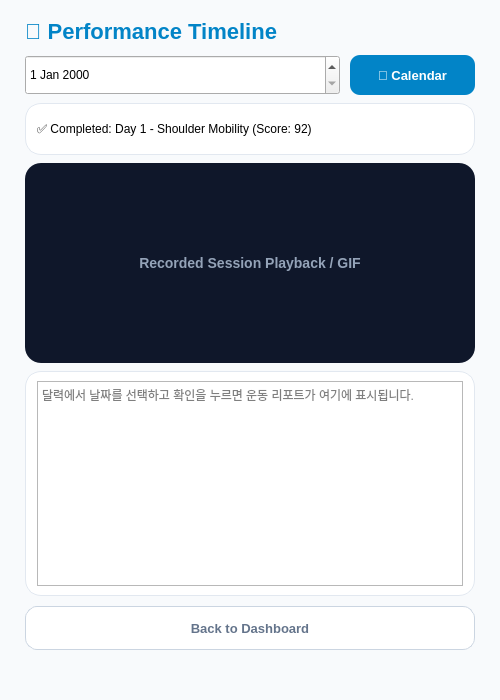
The window that GUI/FitHelper/history_detail.ui (sesac-robotics/aiot_repo_2) describes before a commit, drawn with Qt 5.
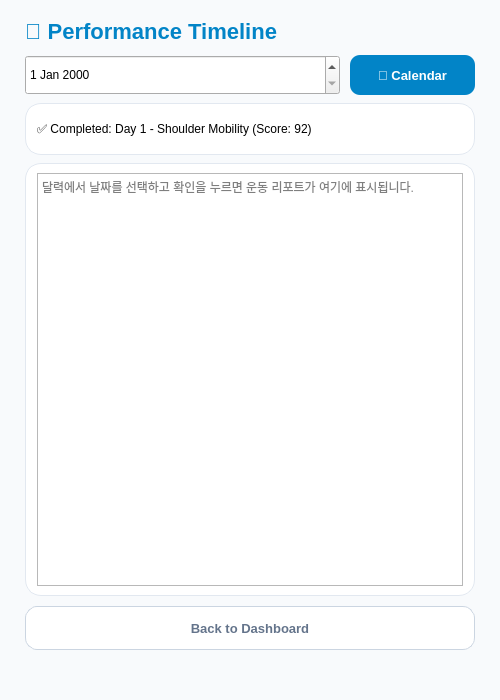
The same window after the commit.

```diff
--- a/GUI/FitHelper/history_detail.ui
+++ b/GUI/FitHelper/history_detail.ui
@@ -18,7 +18,6 @@
 QMainWindow { background-color: #F8FAFC; }
 #historyTitle { font-size: 22px; font-weight: 800; color: #0284C7; background: transparent; }
 #recordCard, #analysisCard { background-color: #FFFFFF; border: 1px solid #E2E8F0; border-radius: 16px; padding: 12px; }
-#videoPreviewLabel { background-color: #0F172A; color: #94A3B8; font-weight: bold; border-radius: 16px; font-size: 14px; }
 #openCalendarButton { background-color: #0284C7; color: #FFFFFF; font-size: 13px; font-weight: 800; border-radius: 10px; }
 #openCalendarButton:hover { background-color: #0369A1; }
 #backDashboardButton { background-color: #FFFFFF; color: #64748B; font-size: 13px; font-weight: 700; border: 1px solid #CBD5E1; border-radius: 12px; min-height: 42px; }
@@ -85,29 +84,13 @@
      </property>
     </widget>
    </widget>
-   <widget class="QLabel" name="videoPreviewLabel">
-    <property name="geometry">
-     <rect>
-      <x>25</x>
-      <y>163</y>
-      <width>450</width>
-      <height>200</height>
-     </rect>
-    </property>
-    <property name="text">
-     <string>Recorded Session Playback / GIF</string>
-    </property>
-    <property name="alignment">
-     <set>Qt::AlignCenter</set>
-    </property>
-   </widget>
    <widget class="QFrame" name="analysisCard">
     <property name="geometry">
      <rect>
       <x>25</x>
-      <y>371</y>
+      <y>163</y>
       <width>450</width>
-      <height>225</height>
+      <height>433</height>
      </rect>
     </property>
     <widget class="QPlainTextEdit" name="analysisContent">
@@ -116,7 +99,7 @@
        <x>12</x>
        <y>10</y>
        <width>426</width>
-       <height>205</height>
+       <height>413</height>
       </rect>
      </property>
      <property name="readOnly">
```
